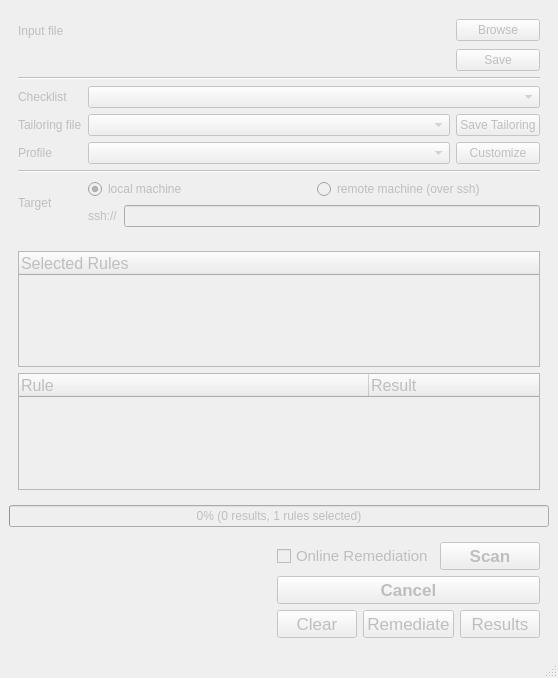
Before: the Qt Designer form ui/MainWindow.ui in OpenSCAP/scap-workbench, drawn with Qt 5.
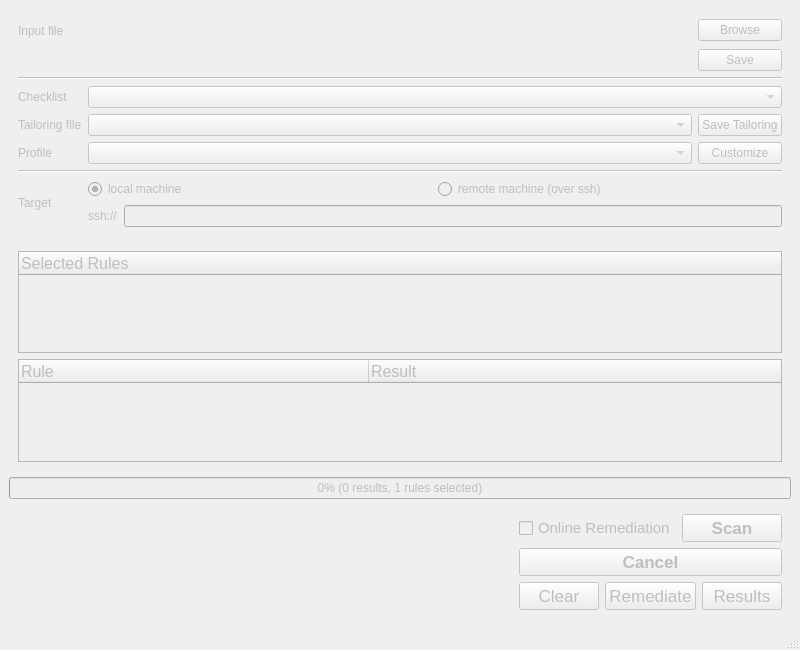
After: the same form once the commit is applied.

Commit message:
Made the MainWindow wider
This makes the input file LineEdit contain the entire input file path in
most cases.

```diff
--- a/ui/MainWindow.ui
+++ b/ui/MainWindow.ui
@@ -9,8 +9,8 @@
    <rect>
     <x>0</x>
     <y>0</y>
-    <width>558</width>
-    <height>678</height>
+    <width>800</width>
+    <height>650</height>
    </rect>
   </property>
   <property name="windowTitle">
```
